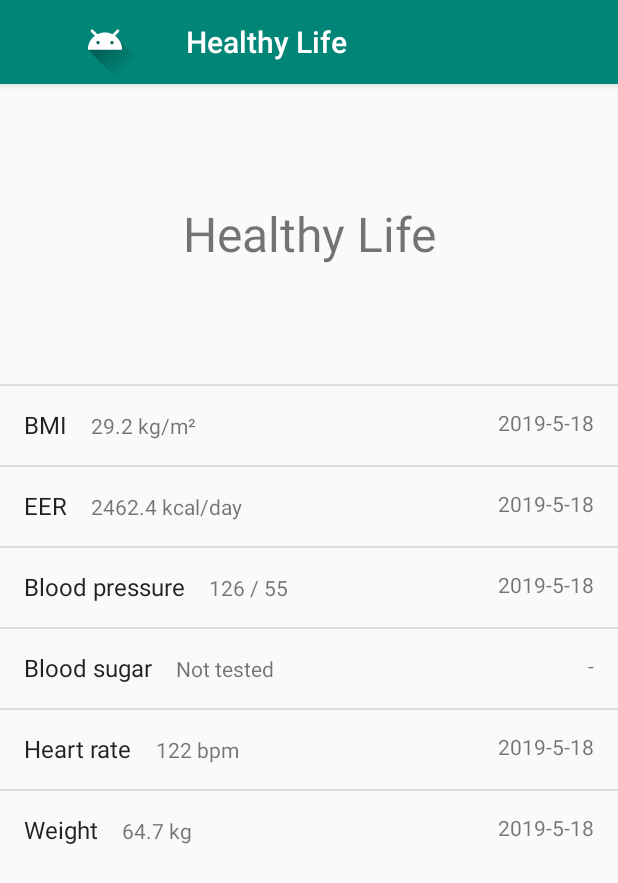
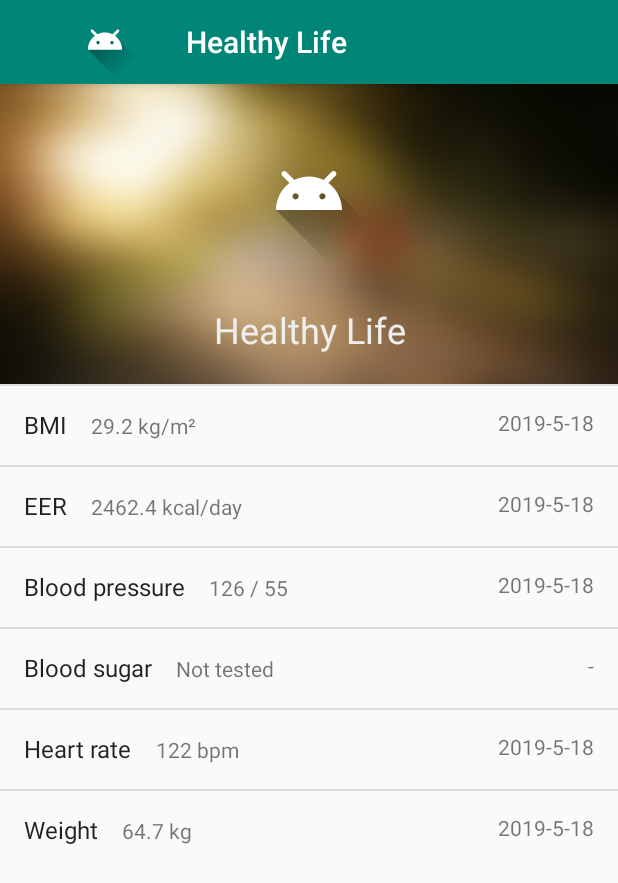
Before and after one commit to omothm/healthylife, an Android app: the screen it shows after launch (MainActivity), on a phone screen of 412 x 824 dp. Shown: the top 883 px of the screen. Run offline under Robolectric (Android 15) with nearby library versions, the phone set to English and light mode, and no system bars; libraries missing offline, so code that uses them is left out: com.github.mikephil.charting.

Commit message:
Adds banner background

```diff
--- a/app/src/main/res/layout/activity_main.xml
+++ b/app/src/main/res/layout/activity_main.xml
@@ -1,5 +1,6 @@
 <?xml version="1.0" encoding="utf-8"?>
 <ScrollView xmlns:android="http://schemas.android.com/apk/res/android"
+  xmlns:app="http://schemas.android.com/apk/res-auto"
   android:layout_width="match_parent"
   android:layout_height="match_parent">
 
@@ -10,14 +11,36 @@
     android:focusableInTouchMode="true"
     android:orientation="vertical">
 
-    <TextView
-      android:id="@+id/headline"
+    <android.support.constraint.ConstraintLayout
       android:layout_width="match_parent"
       android:layout_height="@dimen/banner_height"
-      android:gravity="center_vertical"
-      android:text="@string/app_name"
-      android:textAlignment="center"
-      android:textSize="32sp"/>
+      android:background="@drawable/banner">
+      <ImageView
+        android:id="@+id/imageView"
+        android:layout_width="wrap_content"
+        android:layout_height="wrap_content"
+        android:contentDescription="@string/logo_description"
+        android:maxHeight="24dp"
+        android:src="@drawable/ic_launcher_foreground"
+        app:layout_constraintBottom_toTopOf="@+id/headline"
+        app:layout_constraintEnd_toEndOf="parent"
+        app:layout_constraintStart_toStartOf="parent"
+        app:layout_constraintTop_toTopOf="parent"
+        />
+      <TextView
+        android:id="@+id/headline"
+        android:layout_width="wrap_content"
+        android:layout_height="wrap_content"
+        android:gravity="center_vertical"
+        android:text="@string/app_name"
+        android:textAlignment="center"
+        android:textColor="@color/colorPrimaryLight"
+        android:textSize="24sp"
+        app:layout_constraintBottom_toBottomOf="parent"
+        app:layout_constraintEnd_toEndOf="parent"
+        app:layout_constraintStart_toStartOf="parent"
+        app:layout_constraintTop_toBottomOf="@+id/imageView"/>
+    </android.support.constraint.ConstraintLayout>
 
     <android.support.v7.widget.RecyclerView
       xmlns:tools="http://schemas.android.com/tools"
--- a/app/src/main/res/values/colors.xml
+++ b/app/src/main/res/values/colors.xml
@@ -3,4 +3,5 @@
   <color name="colorPrimary">#008577</color>
   <color name="colorPrimaryDark">#00574B</color>
   <color name="colorAccent">#D81B60</color>
+  <color name="colorPrimaryLight">#EEE</color>
 </resources>
--- a/app/src/main/res/values/strings.xml
+++ b/app/src/main/res/values/strings.xml
@@ -45,6 +45,8 @@
   <string name="ideal_pressure">Ideal</string>
   <string name="pre_high_pressure">Pre-high</string>
   <string name="high_pressure">High</string>
+  <string name="invalid">Invalid values</string>
+  <string name="logo_description">Application logo</string>
   <string-array name="gender">
     <item>Male</item>
     <item>Female</item>
```
Also changed, not shown: app/src/main/res/drawable-nodpi/banner.png (added).
